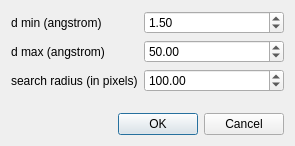
Qt form apps/nsxqt/ui/DialogCalculatedPeaks.ui (k61n/openhkl) before a commit.
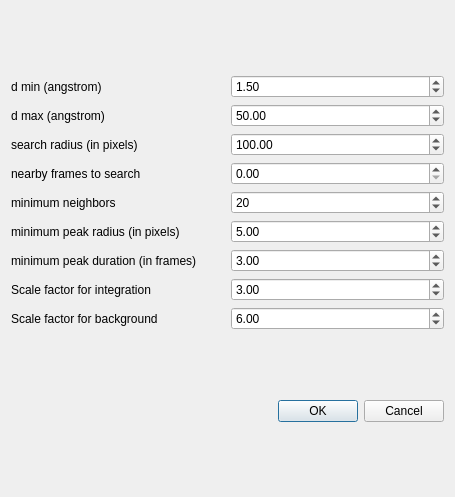
The same form after that commit.

Commit message: major improvements to peak prediction

```diff
--- a/apps/nsxqt/ui/DialogCalculatedPeaks.ui
+++ b/apps/nsxqt/ui/DialogCalculatedPeaks.ui
@@ -6,23 +6,63 @@
    <rect>
     <x>0</x>
     <y>0</y>
-    <width>295</width>
-    <height>146</height>
+    <width>455</width>
+    <height>497</height>
    </rect>
   </property>
   <property name="windowTitle">
    <string>Dialog</string>
   </property>
   <layout class="QGridLayout" name="gridLayout">
-   <item row="0" column="0">
-    <layout class="QFormLayout" name="formLayout">
-     <item row="0" column="0">
-      <widget class="QLabel" name="label">
+   <item row="3" column="0">
+    <widget class="QDialogButtonBox" name="buttonBox">
+     <property name="orientation">
+      <enum>Qt::Horizontal</enum>
+     </property>
+     <property name="standardButtons">
+      <set>QDialogButtonBox::Cancel|QDialogButtonBox::Ok</set>
+     </property>
+    </widget>
+   </item>
+   <item row="1" column="0">
+    <layout class="QGridLayout" name="gridLayout_2">
+     <item row="9" column="1">
+      <widget class="QDoubleSpinBox" name="peakScaleSpinBox">
+       <property name="singleStep">
+        <double>0.100000000000000</double>
+       </property>
+       <property name="value">
+        <double>3.000000000000000</double>
+       </property>
+      </widget>
+     </item>
+     <item row="4" column="1">
+      <widget class="QSpinBox" name="neighborSpinBox">
+       <property name="maximum">
+        <number>100000</number>
+       </property>
+       <property name="value">
+        <number>20</number>
+       </property>
+      </widget>
+     </item>
+     <item row="2" column="0">
+      <widget class="QLabel" name="label_3">
        <property name="text">
-        <string>d min (angstrom)</string>
+        <string>search radius (in pixels)</string>
        </property>
       </widget>
      </item>
+     <item row="4" column="0">
+      <widget class="QLabel" name="label_5">
+       <property name="text">
+        <string>minimum neighbors</string>
+       </property>
+      </widget>
+     </item>
+     <item row="3" column="1">
+      <widget class="QDoubleSpinBox" name="frameSpinBox"/>
+     </item>
      <item row="0" column="1">
       <widget class="QDoubleSpinBox" name="dMinSpinBox">
        <property name="maximum">
@@ -43,6 +83,40 @@
        </property>
       </widget>
      </item>
+     <item row="3" column="0">
+      <widget class="QLabel" name="label_4">
+       <property name="text">
+        <string>nearby frames to search</string>
+       </property>
+      </widget>
+     </item>
+     <item row="8" column="0">
+      <widget class="QLabel" name="label_7">
+       <property name="text">
+        <string>minimum peak duration (in frames)</string>
+       </property>
+      </widget>
+     </item>
+     <item row="0" column="0">
+      <widget class="QLabel" name="label">
+       <property name="text">
+        <string>d min (angstrom)</string>
+       </property>
+      </widget>
+     </item>
+     <item row="8" column="1">
+      <widget class="QDoubleSpinBox" name="minDurationSpinBox">
+       <property name="maximum">
+        <double>1000.000000000000000</double>
+       </property>
+       <property name="singleStep">
+        <double>0.100000000000000</double>
+       </property>
+       <property name="value">
+        <double>3.000000000000000</double>
+       </property>
+      </widget>
+     </item>
      <item row="1" column="1">
       <widget class="QDoubleSpinBox" name="dMaxSpinBox">
        <property name="maximum">
@@ -56,10 +130,23 @@
        </property>
       </widget>
      </item>
-     <item row="2" column="0">
-      <widget class="QLabel" name="label_3">
+     <item row="5" column="0">
+      <widget class="QLabel" name="label_6">
        <property name="text">
-        <string>search radius (in pixels)</string>
+        <string>minimum peak radius (in pixels)</string>
+       </property>
+      </widget>
+     </item>
+     <item row="5" column="1">
+      <widget class="QDoubleSpinBox" name="minRadiusSpinBox">
+       <property name="maximum">
+        <double>1000.000000000000000</double>
+       </property>
+       <property name="singleStep">
+        <double>0.100000000000000</double>
+       </property>
+       <property name="value">
+        <double>5.000000000000000</double>
        </property>
       </widget>
      </item>
@@ -76,18 +163,32 @@
        </property>
       </widget>
      </item>
+     <item row="10" column="1">
+      <widget class="QDoubleSpinBox" name="bkgScaleSpinBox">
+       <property name="singleStep">
+        <double>0.100000000000000</double>
+       </property>
+       <property name="value">
+        <double>6.000000000000000</double>
+       </property>
+      </widget>
+     </item>
+     <item row="9" column="0">
+      <widget class="QLabel" name="label_8">
+       <property name="text">
+        <string>Scale factor for integration</string>
+       </property>
+      </widget>
+     </item>
+     <item row="10" column="0">
+      <widget class="QLabel" name="label_9">
+       <property name="text">
+        <string>Scale factor for background</string>
+       </property>
+      </widget>
+     </item>
     </layout>
    </item>
-   <item row="1" column="0">
-    <widget class="QDialogButtonBox" name="buttonBox">
-     <property name="orientation">
-      <enum>Qt::Horizontal</enum>
-     </property>
-     <property name="standardButtons">
-      <set>QDialogButtonBox::Cancel|QDialogButtonBox::Ok</set>
-     </property>
-    </widget>
-   </item>
   </layout>
  </widget>
  <resources/>
```
The commit also changes 8 other files.
